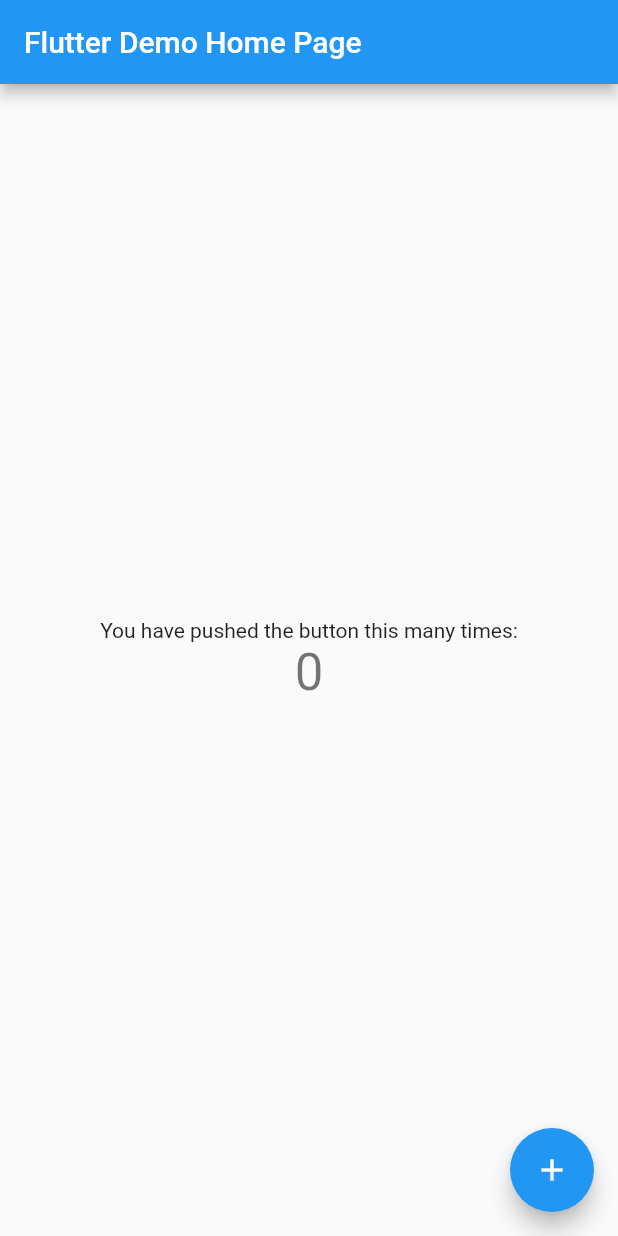
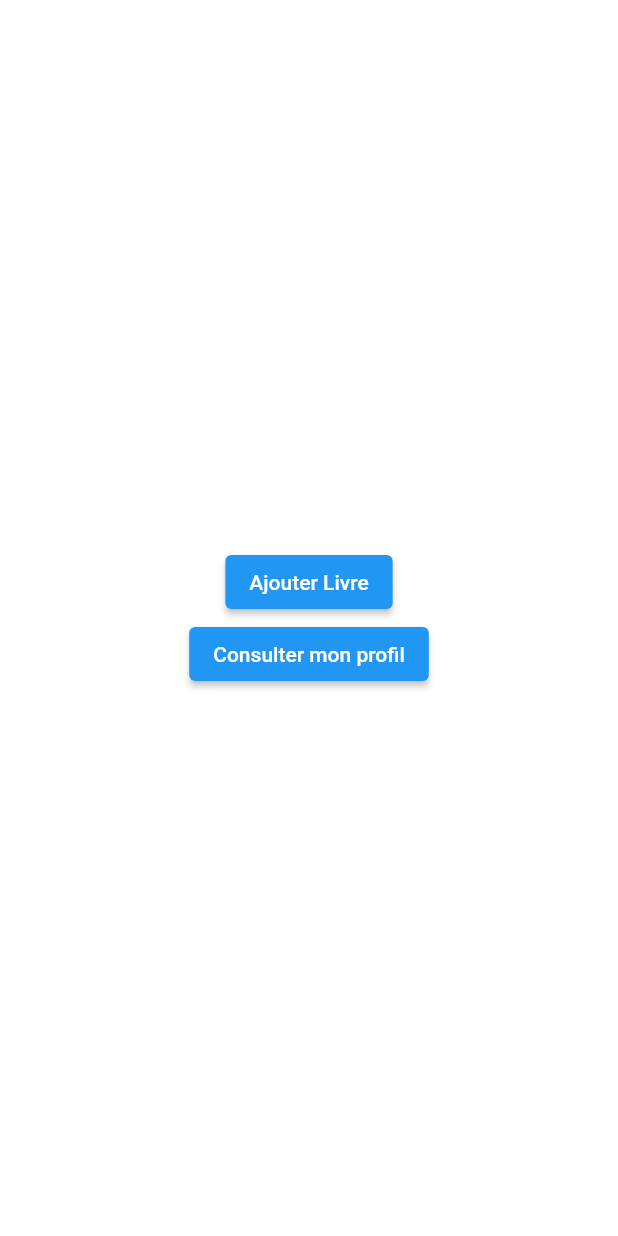
Before and after one commit to alexandrecai/ProjetFlutter, a Flutter app: the screen it shows after launch, on a phone screen of 412 x 824 dp. Run offline on Flutter 3.47's test engine with Material 2 defaults, Android fonts, the phone set to English and light mode, and no system bars.

Commit message:
Ajout de la page principale ainsi que la page de création de livre. Modification du classe principale du projet.

```diff
--- /dev/null
+++ b/lib/Pages/MainPage.dart
@@ -0,0 +1,64 @@
+import 'package:flutter/material.dart';
+import 'package:projetflutter/Pages/BookCreationPage.dart';
+
+class MainPage extends StatelessWidget{
+
+
+  @override
+  Widget build(BuildContext context) {
+   return Scaffold(
+     backgroundColor: Colors.white,
+     body: Center(
+       child: Column(
+         mainAxisAlignment: MainAxisAlignment.center,
+         crossAxisAlignment: CrossAxisAlignment.center,
+         children: [
+           Container(
+             padding: EdgeInsets.zero, // padding - à modifier sûrement
+             child: ElevatedButton(
+               style: ElevatedButton.styleFrom(
+                 // set button style
+               ),
+               onPressed: () {
+                 Navigator.push(context, MaterialPageRoute(
+                     builder: (context) {
+                       return BookCreationPage();
+                     },
+                 ),
+                 );
+               },
+               child: Text(
+                   "Ajouter Livre",
+                 // style : ajouter une police / une taille
+               ),
+
+             ),
+           ),
+           Container(
+             padding: EdgeInsets.zero, // padding - à modifier sûrement
+             child: ElevatedButton(
+               style: ElevatedButton.styleFrom(
+                 // set button style
+               ),
+               onPressed: () {
+                 Navigator.push(context, MaterialPageRoute(
+                   builder: (context) {
+                     return BookCreationPage(); // à modifier
+                   },
+                 ),
+                 );
+               },
+               child: Text(
+                 "Consulter mon profil",
+                 // style : ajouter une police / une taille
+               ),
+
+             ),
+           ),
+         ],
+       ),
+     ),
+   );
+  }
+
+}
--- a/lib/main.dart
+++ b/lib/main.dart
@@ -1,4 +1,5 @@
 import 'package:flutter/material.dart';
+import 'package:projetflutter/Pages/MainPage.dart';
 
 void main() {
   runApp(const MyApp());
@@ -11,23 +12,16 @@
   @override
   Widget build(BuildContext context) {
     return MaterialApp(
-      title: 'Flutter Demo',
-      theme: ThemeData(
-        // This is the theme of your application.
-        //
-        // Try running your application with "flutter run". You'll see the
-        // application has a blue toolbar. Then, without quitting the app, try
-        // changing the primarySwatch below to Colors.green and then invoke
-        // "hot reload" (press "r" in the console where you ran "flutter run",
-        // or simply save your changes to "hot reload" in a Flutter IDE).
-        // Notice that the counter didn't reset back to zero; the application
-        // is not restarted.
-        primarySwatch: Colors.blue,
-      ),
-      home: const MyHomePage(title: 'Flutter Demo Home Page'),
+      debugShowCheckedModeBanner: false,
+      title: "ProjetFlutter",
+      home: MainPage(),
     );
   }
 }
+
+
+// ce qu'il y a en dessous est à supprimer
+
 
 class MyHomePage extends StatefulWidget  {
   const MyHomePage({super.key, required this.title});
```
Also changed, not shown: lib/Pages/BookCreationPage.dart (added, +115 -0 lines).
